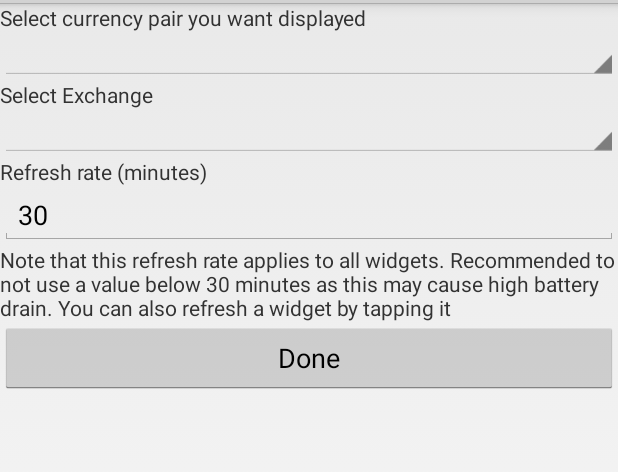
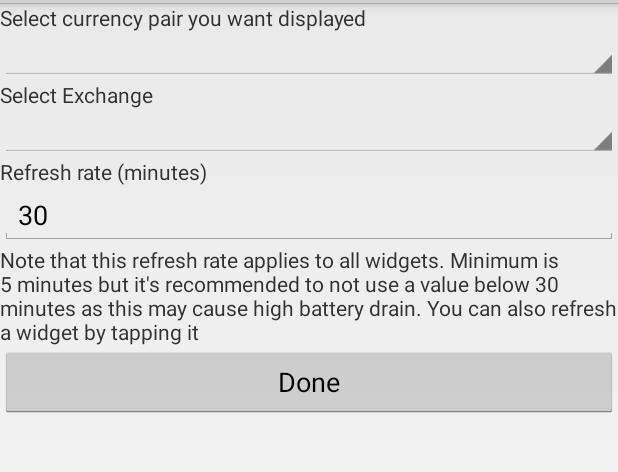
Before and after one commit to jake577/quickcurrency, an Android app: the ExchangeWidgetConfigActivity screen opened directly, with no data from a screen before it, on a phone screen of 412 x 824 dp, the part 69-541 px from its top. Run offline under Robolectric (Android 15) with nearby library versions, the light colour scheme and no system bars; 1 statement that could not run was skipped.

Commit message:
Added minimum refresh rate for widget
5 minute minimum

```diff
--- a/mobile/src/main/java/com/jesttek/quickcurrency/widget/ExchangeWidgetConfigActivity.java
+++ b/mobile/src/main/java/com/jesttek/quickcurrency/widget/ExchangeWidgetConfigActivity.java
@@ -46,6 +46,7 @@ public class ExchangeWidgetConfigActivity extends Activity implements LoaderMana
     private SharedPreferences mWidgetPreferences;
     private Spinner mCurrencyList;
     private Spinner mExchangeList;
+    private EditText mEditText;
     @Override
     public void onCreate(Bundle savedInstanceState) {
         super.onCreate(savedInstanceState);
@@ -70,6 +71,16 @@ public class ExchangeWidgetConfigActivity extends Activity implements LoaderMana
         widgetPrefEditor.putBoolean(SETUP_PREFERENCE, false);
         widgetPrefEditor.commit();
 
+        mEditText = (EditText) findViewById(R.id.refresh_rate_edittext);
+        mEditText.setOnFocusChangeListener( new View.OnFocusChangeListener() {
+           @Override
+           public void onFocusChange(View v, boolean hasFocus) {
+               if(Integer.parseInt(mEditText.getText().toString()) < 5) {
+                   mEditText.setText("5");
+               }
+           }
+       });
+
         Button button = (Button) findViewById(R.id.done_button);
         button.setOnClickListener(new View.OnClickListener() {
             @Override
@@ -79,8 +90,13 @@ public class ExchangeWidgetConfigActivity extends Activity implements LoaderMana
                 SharedPreferences sharedPreferences = getSharedPreferences(PREFERENCE_FILE, Context.MODE_PRIVATE);
                 SharedPreferences.Editor editor = sharedPreferences.edit();
 
-                EditText editText = (EditText) findViewById(R.id.refresh_rate_edittext);
-                editor.putInt(REFRESH_RATE_PREFERENCE, Integer.parseInt(editText.getText().toString())*1000*60);
+                int rate = Integer.parseInt(mEditText.getText().toString());
+                if(rate < 5) {
+                    mEditText.setText("5");
+                    rate = 5;
+                }
+
+                editor.putInt(REFRESH_RATE_PREFERENCE, rate*1000*60);
                 editor.commit();
                 SharedPreferences.Editor widgetPrefEditor = mWidgetPreferences.edit();
                 widgetPrefEditor.putBoolean(SETUP_PREFERENCE, true);
--- a/mobile/src/main/res/layout/activity_configure_widget.xml
+++ b/mobile/src/main/res/layout/activity_configure_widget.xml
@@ -28,7 +28,7 @@
         android:text="30"
         android:layout_width="match_parent"
         android:layout_height="wrap_content"
-        android:inputType="number" />
+        android:inputType="number"/>
     <TextView
         android:text="@string/widget_refresh_description"
         android:layout_width="match_parent"
--- a/mobile/src/main/res/values/strings.xml
+++ b/mobile/src/main/res/values/strings.xml
@@ -16,6 +16,6 @@
     <string name="help_exchanges">Select the exchanges you want shown by clicking on an item then using the checkboxes to select exchanges</string>
     <string name="help_order">Items will appear in the same row on the watch as they do in this list. You can change the order by clicking and dragging them in this list</string>
 
-    <string name="widget_refresh_description">Note that this refresh rate applies to all widgets. Recommended to not use a value below 30 minutes as this may cause high battery drain. You can also refresh a widget by tapping it</string>
+    <string name="widget_refresh_description">Note that this refresh rate applies to all widgets. Minimum is 5 minutes but it\'s recommended to not use a value below 30 minutes as this may cause high battery drain. You can also refresh a widget by tapping it</string>
 
 </resources>
```
